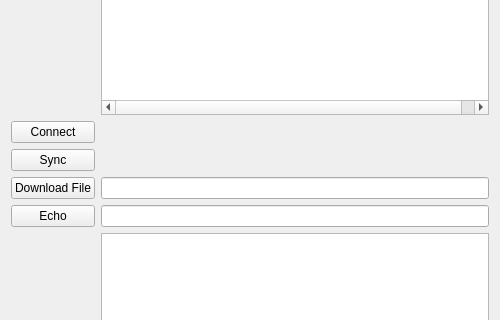
Above: fileclient/clientwidget.ui from Che1012/qtFileServer before the change; both pictures show x 0 to 500 and y 126 to 446 of the 500 by 600 pixel window. Below: the same form after it.
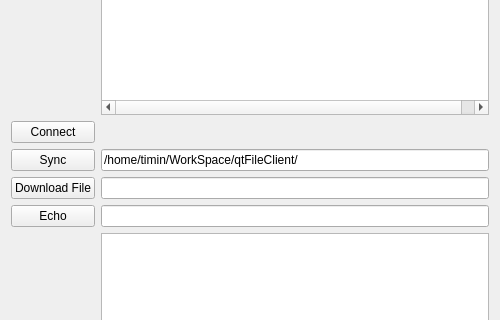
That is the form after the change.

```diff
--- a/fileclient/clientwidget.ui
+++ b/fileclient/clientwidget.ui
@@ -87,6 +87,13 @@
      </property>
     </widget>
    </item>
+   <item row="2" column="1">
+    <widget class="QLineEdit" name="dirLineEdit">
+     <property name="text">
+      <string>/home/timin/WorkSpace/qtFileClient/</string>
+     </property>
+    </widget>
+   </item>
   </layout>
  </widget>
  <resources/>
```
Left out of the diff: 6 changed lines with no effect on the pictures.
